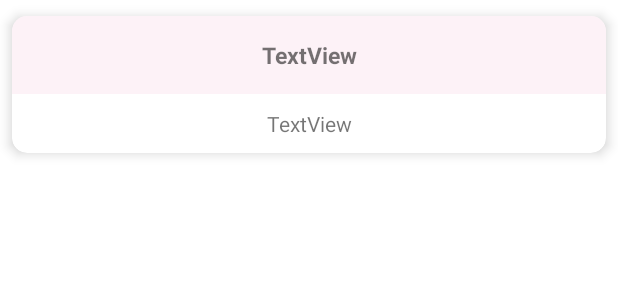
After one commit to choiyeonjii/CatDoctor, an Android app: the layout item_diagnose.xml on its own in the app's theme, with its tools: preview values and no code run, on a phone screen of 412 x 824 dp. The commit adds this screen. Shown: the top 300 px of the screen. Run offline under Robolectric (Android 15) with nearby library versions, the phone set to English and light mode, and no system bars; network calls fail.

Commit message:
진단하기 결과 출력하기 (질병명, 질병정의), CatJson.js 파일 수정

```diff
--- a/app/src/main/java/kr/ac/kumoh/s20181180/catdoctor/LoginActivity.kt
+++ b/app/src/main/java/kr/ac/kumoh/s20181180/catdoctor/LoginActivity.kt
@@ -22,13 +22,14 @@ import com.google.firebase.ktx.Firebase
 import com.kakao.sdk.auth.model.OAuthToken
 import com.kakao.sdk.user.UserApiClient
 import kotlinx.android.synthetic.main.activity_login.*
+import kr.ac.kumoh.s20181180.catdoctor.MainActivity.Companion.SERVER_URL
 import org.json.JSONArray
 import org.json.JSONObject
 import java.io.Serializable
 
 
 class LoginActivity : AppCompatActivity() {
-    val url = "http://192.168.0.12:8080/user"
+    val url = "$SERVER_URL/user"
     private lateinit var mQueue: RequestQueue
     private lateinit var auth: FirebaseAuth
     private lateinit var googleSignInClient: GoogleSignInClient
--- a/app/src/main/java/kr/ac/kumoh/s20181180/catdoctor/MainActivity.kt
+++ b/app/src/main/java/kr/ac/kumoh/s20181180/catdoctor/MainActivity.kt
@@ -10,7 +10,7 @@ import kotlinx.android.synthetic.main.activity_main.*
 
 class MainActivity : AppCompatActivity() {
     companion object {
-        const val QUEUE_TAG = "VolleyRequest"
+        const val SERVER_URL = "http://192.168.0.15:8080"
     }
 
     private var kakao=0
--- a/app/src/main/java/kr/ac/kumoh/s20181180/catdoctor/RegisterActivity.kt
+++ b/app/src/main/java/kr/ac/kumoh/s20181180/catdoctor/RegisterActivity.kt
@@ -12,12 +12,13 @@ import com.android.volley.toolbox.JsonArrayRequest
 import com.android.volley.toolbox.Volley
 import kotlinx.android.synthetic.main.activity_login.*
 import kotlinx.android.synthetic.main.activity_register.*
+import kr.ac.kumoh.s20181180.catdoctor.MainActivity.Companion.SERVER_URL
 import org.json.JSONArray
 import org.json.JSONObject
 
 
 class RegisterActivity : AppCompatActivity() {
-    val url = "http://192.168.0.12:8080/insert"
+    val url = "$SERVER_URL/insert"
     private var check=0
     private var able=0
     private lateinit var mQueue: RequestQueue
--- a/app/src/main/java/kr/ac/kumoh/s20181180/catdoctor/SymptomViewModel.kt
+++ b/app/src/main/java/kr/ac/kumoh/s20181180/catdoctor/SymptomViewModel.kt
@@ -7,6 +7,7 @@ import com.android.volley.Request
 import com.android.volley.RequestQueue
 import com.android.volley.toolbox.JsonArrayRequest
 import com.android.volley.toolbox.Volley
+import kr.ac.kumoh.s20181180.catdoctor.MainActivity.Companion.SERVER_URL
 import org.json.JSONArray
 import org.json.JSONObject
 
@@ -15,14 +16,13 @@ class SymptomViewModel(application: Application) : AndroidViewModel(application)
         const val SYMPTOM = "Symptom"
         const val QUEUE_TAG = "VolleyRequest"
     }
-    val server_url = "http://192.168.0.15:8080"
 
     private lateinit var mQueue: RequestQueue
 
     data class Symptom (var id: Int, var classify: String, var code: String, var name: String)
 
     val list = MutableLiveData<ArrayList<Symptom>>()
-    private val symptom = ArrayList<Symptom>()
+    val symptom = ArrayList<Symptom>()
 
 
     init {
@@ -32,7 +32,7 @@ class SymptomViewModel(application: Application) : AndroidViewModel(application)
 
     fun requestSymptom(classify: String) {
         // NOTE: 서버 주소는 본인의 서버 IP 사용할 것
-        val url = "$server_url/symptom_classify?symptom_classify='${classify}'"
+        val url = "$SERVER_URL/symptom_classify?symptom_classify='${classify}'"
 
         val request = JsonArrayRequest(
                 Request.Method.GET,
--- a/app/src/main/res/layout/activity_diagnose.xml
+++ b/app/src/main/res/layout/activity_diagnose.xml
@@ -12,7 +12,8 @@
         android:layout_height="wrap_content"
         android:padding="20dp"
         android:gravity="center"
-        android:text="진단하기 결과 출력하기"
+        android:textSize="22sp"
+        android:text="선택하신 증상은\n해당 질병으로 예상됩니다."
         app:layout_constraintBottom_toTopOf="@+id/lsResultDiagnose"
         app:layout_constraintLeft_toLeftOf="parent"
         app:layout_constraintRight_toRightOf="parent"
--- a/app/src/main/res/layout/activity_symptom.xml
+++ b/app/src/main/res/layout/activity_symptom.xml
@@ -10,7 +10,9 @@
         android:id="@+id/symptomTextView"
         android:layout_width="match_parent"
         android:layout_height="wrap_content"
-        android:padding="20dp"
+        android:paddingTop="15dp"
+        android:paddingBottom="5dp"
+        android:textSize="22sp"
         android:gravity="center"
         android:text="증상을 선택해주세요."
         app:layout_constraintBottom_toTopOf="@id/lsResultSymptom"
--- /dev/null
+++ b/app/src/main/res/layout/item_diagnose.xml
@@ -0,0 +1,42 @@
+<?xml version="1.0" encoding="utf-8"?>
+<androidx.cardview.widget.CardView
+    xmlns:android="http://schemas.android.com/apk/res/android"
+    xmlns:app="http://schemas.android.com/apk/res-auto"
+    android:layout_width="match_parent"
+    android:layout_height="wrap_content"
+    app:cardElevation="5dp"
+    app:cardCornerRadius="10dp"
+    app:cardUseCompatPadding="true">
+
+    <androidx.constraintlayout.widget.ConstraintLayout
+        android:layout_width="match_parent"
+        android:layout_height="wrap_content">
+
+        <TextView
+            android:id="@+id/diseaseName"
+            android:layout_width="match_parent"
+            android:layout_height="wrap_content"
+            android:padding="15dp"
+            android:textSize="15sp"
+            android:gravity="center"
+            android:text="TextView"
+            android:background="@color/llpink"
+            android:textStyle="bold"
+            app:layout_constraintTop_toTopOf="parent"
+            app:layout_constraintLeft_toLeftOf="parent"
+            app:layout_constraintRight_toRightOf="parent"/>
+
+        <TextView
+            android:id="@+id/diseaseDefine"
+            android:layout_width="match_parent"
+            android:layout_height="wrap_content"
+            android:padding="10dp"
+            android:gravity="center"
+            android:text="TextView"
+            app:layout_constraintTop_toBottomOf="@+id/diseaseName"
+            app:layout_constraintLeft_toLeftOf="parent"
+            app:layout_constraintRight_toRightOf="parent"/>
+
+
+    </androidx.constraintlayout.widget.ConstraintLayout>
+</androidx.cardview.widget.CardView>
```
Also changed, not shown: app/src/main/java/kr/ac/kumoh/s20181180/catdoctor/DiagnoseActivity.kt (+19 -9 lines), app/src/main/java/kr/ac/kumoh/s20181180/catdoctor/DiagnoseViewModel.kt (+27 -19 lines), app/src/main/java/kr/ac/kumoh/s20181180/catdoctor/SymptomActivity.kt (+10 -9 lines), app/src/main/java/kr/ac/kumoh/s20181180/catdoctor/SymptomClassifyViewModel.kt (+5 -6 lines), 1 other file.
